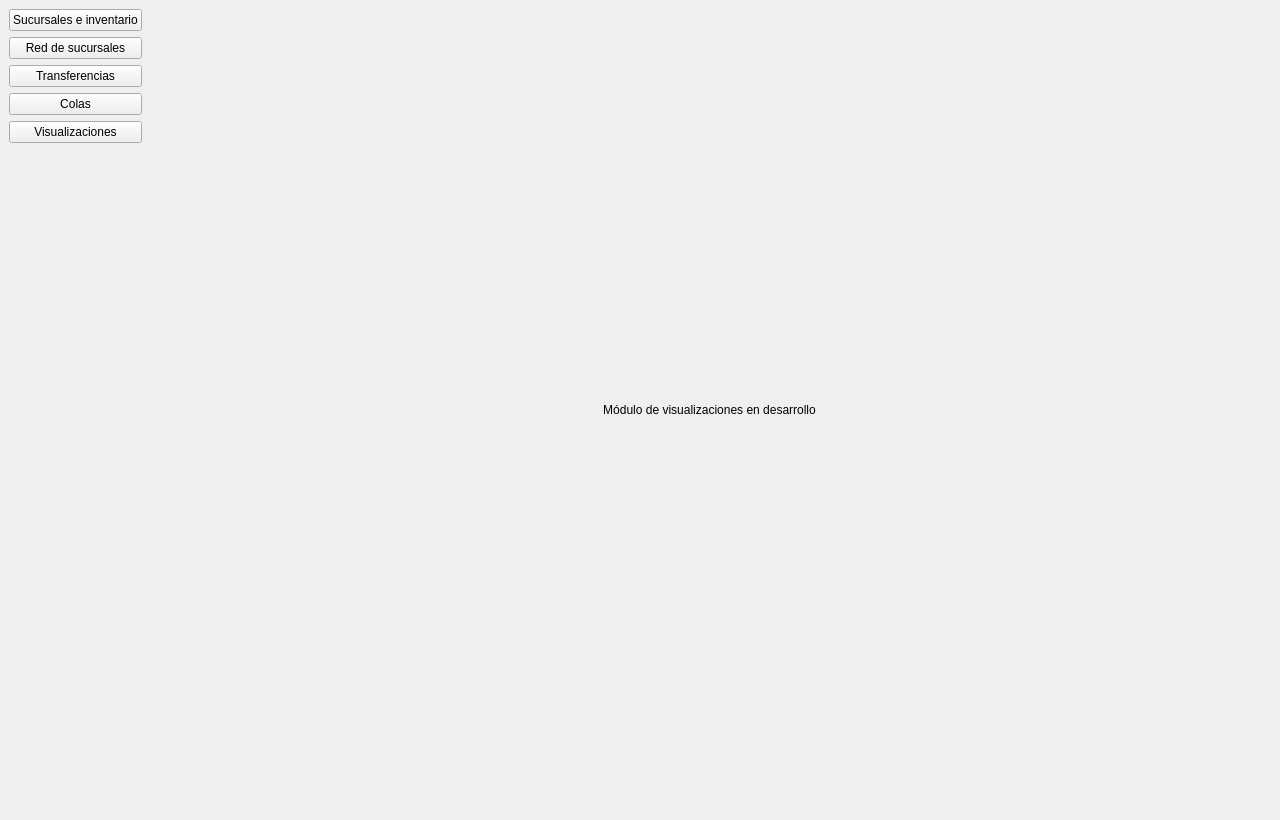
Qt form app/gui/main_window.ui (CarlosL62/supermarket-inventory-system) before a commit.
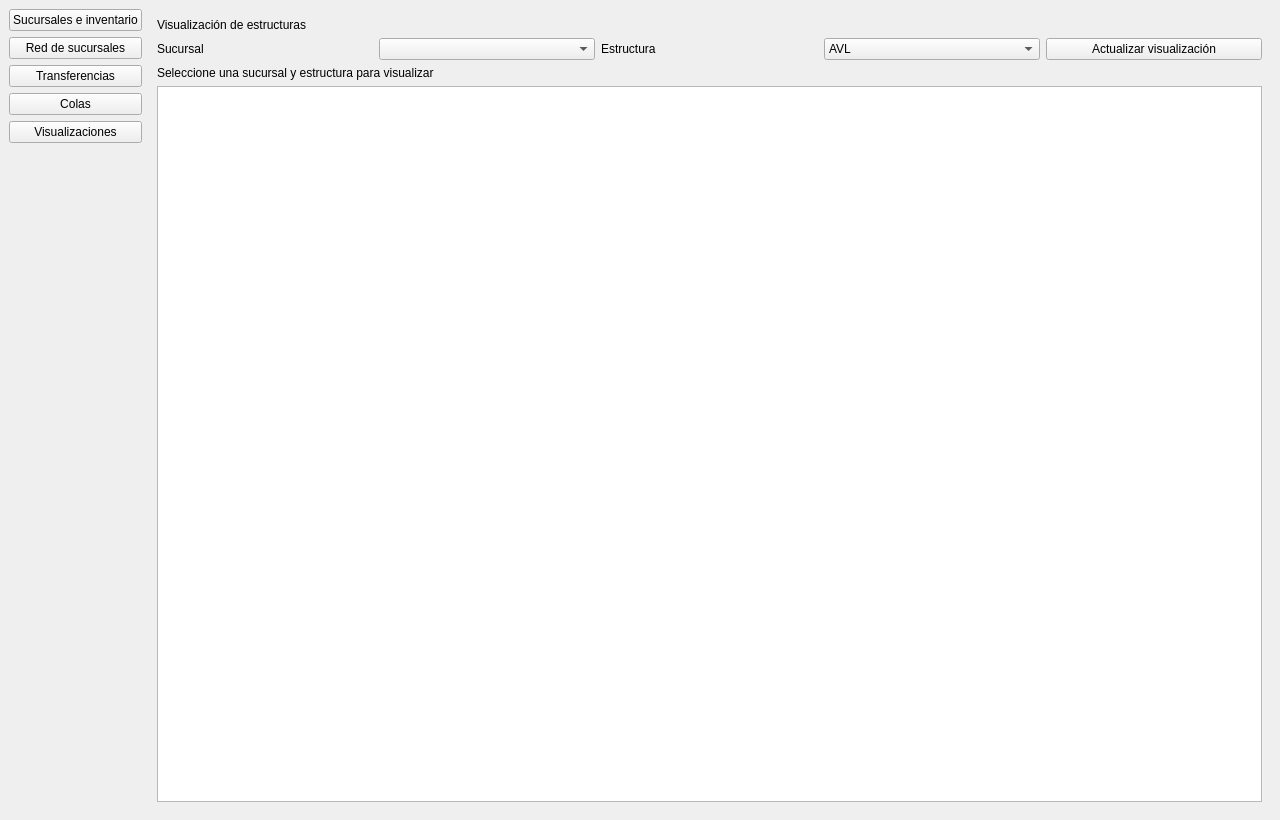
The same form after that commit. The open tabs and pages were chosen to show the change.

Commit message: feat: add visualization functionality for tree structures in UI

Diff of the .ui file:
```diff
--- a/app/gui/main_window.ui
+++ b/app/gui/main_window.ui
@@ -460,13 +460,67 @@
           <item>
            <widget class="QLabel" name="labelVisualizations">
             <property name="text">
-             <string>Módulo de visualizaciones en desarrollo</string>
+             <string>Visualización de estructuras</string>
             </property>
-            <property name="alignment">
-             <set>Qt::AlignmentFlag::AlignCenter</set>
+           </widget>
+          </item>
+          <item>
+           <layout class="QHBoxLayout" name="visualizationControlsLayout">
+            <item>
+             <widget class="QLabel" name="labelVisualizationBranch">
+              <property name="text">
+               <string>Sucursal</string>
+              </property>
+             </widget>
+            </item>
+            <item>
+             <widget class="QComboBox" name="comboVisualizationBranch"/>
+            </item>
+            <item>
+             <widget class="QLabel" name="labelVisualizationStructure">
+              <property name="text">
+               <string>Estructura</string>
+              </property>
+             </widget>
+            </item>
+            <item>
+             <widget class="QComboBox" name="comboVisualizationStructure">
+              <item>
+               <property name="text">
+                <string>AVL</string>
+               </property>
+              </item>
+              <item>
+               <property name="text">
+                <string>B Tree</string>
+               </property>
+              </item>
+              <item>
+               <property name="text">
+                <string>B+ Tree</string>
+               </property>
+              </item>
+             </widget>
+            </item>
+            <item>
+             <widget class="QPushButton" name="btnRefreshVisualization">
+              <property name="text">
+               <string>Actualizar visualización</string>
+              </property>
+             </widget>
+            </item>
+           </layout>
+          </item>
+          <item>
+           <widget class="QLabel" name="labelVisualizationResult">
+            <property name="text">
+             <string>Seleccione una sucursal y estructura para visualizar</string>
             </property>
            </widget>
           </item>
+          <item>
+           <widget class="QGraphicsView" name="treeGraphicsView"/>
+          </item>
          </layout>
         </widget>
        </widget>
```
Left out of the diff: 2 changed lines with no effect on the pictures. The commit also changes 4 other files.
